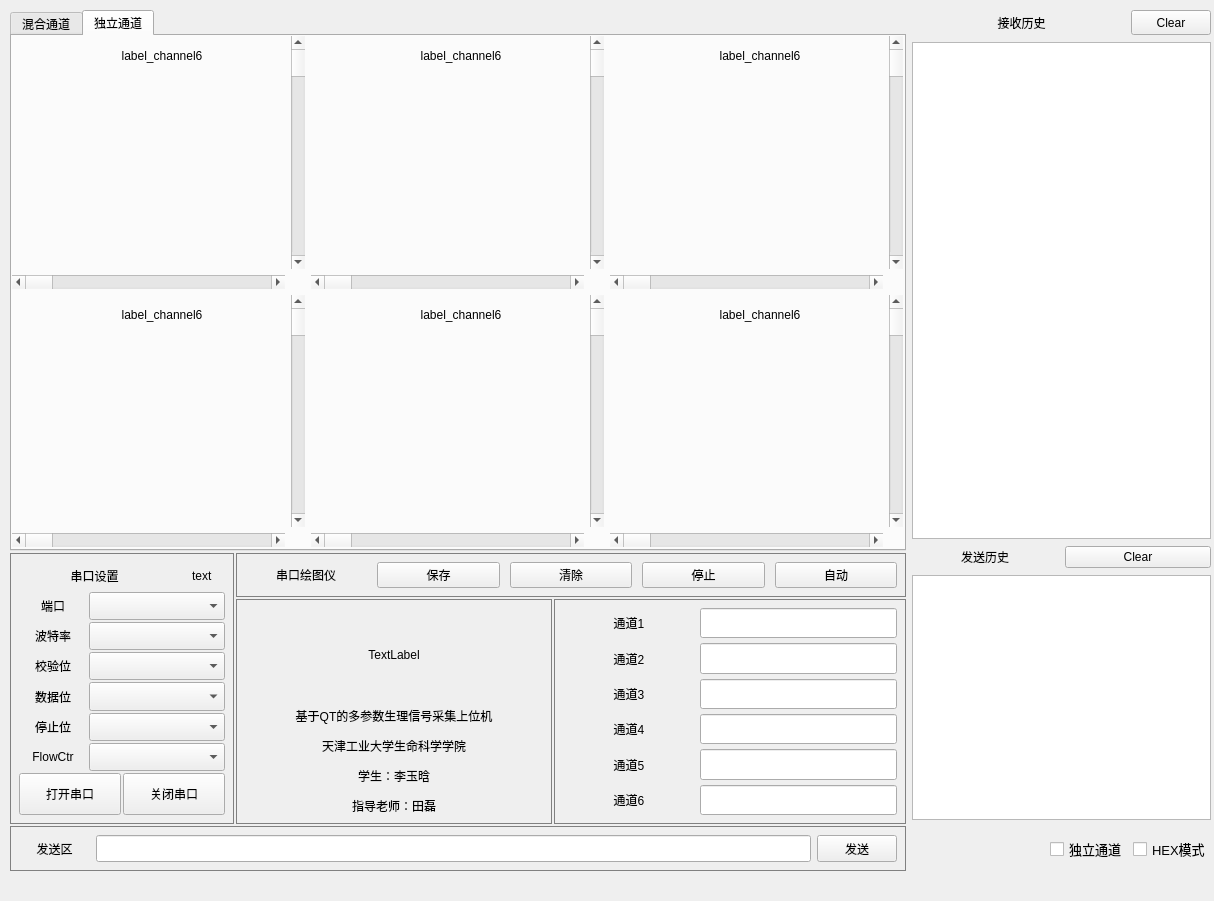
huanyuai/SKYserialtool, file mainwindow.ui: the form before one commit.
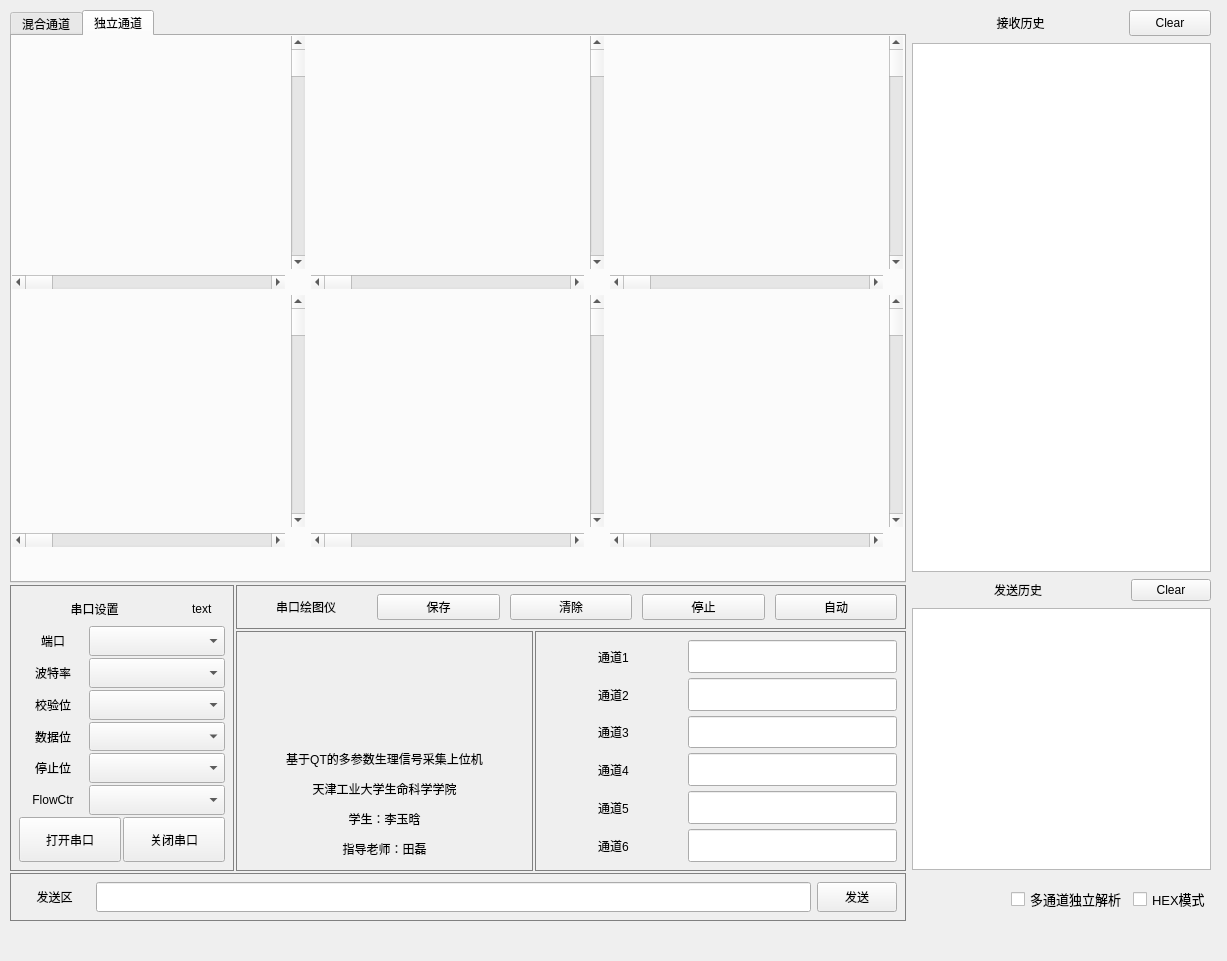
The form after the commit. The open tabs and pages were chosen to show the change. Icons and pictures are not drawn. Custom widgets are drawn as their Qt base class.

Commit message: 老实了，通宵捣鼓12个小时，终于把独立通道解析写好了

```diff
--- a/mainwindow.ui
+++ b/mainwindow.ui
@@ -6,8 +6,8 @@
    <rect>
     <x>0</x>
     <y>0</y>
-    <width>1214</width>
-    <height>901</height>
+    <width>1227</width>
+    <height>961</height>
    </rect>
   </property>
   <property name="sizePolicy">
@@ -38,7 +38,7 @@
       <x>10</x>
       <y>10</y>
       <width>1201</width>
-      <height>861</height>
+      <height>911</height>
      </rect>
     </property>
     <layout class="QHBoxLayout" name="horizontalLayout_15" stretch="3,1">
@@ -135,22 +135,6 @@
                       <verstretch>0</verstretch>
                      </sizepolicy>
                     </property>
-                    <widget class="QLabel" name="label_channel_1">
-                     <property name="geometry">
-                      <rect>
-                       <x>100</x>
-                       <y>10</y>
-                       <width>100</width>
-                       <height>20</height>
-                      </rect>
-                     </property>
-                     <property name="text">
-                      <string>label_channel6</string>
-                     </property>
-                     <property name="alignment">
-                      <set>Qt::AlignmentFlag::AlignCenter</set>
-                     </property>
-                    </widget>
                    </widget>
                   </item>
                  </layout>
@@ -179,22 +163,6 @@
                       <verstretch>0</verstretch>
                      </sizepolicy>
                     </property>
-                    <widget class="QLabel" name="label_channel_2">
-                     <property name="geometry">
-                      <rect>
-                       <x>100</x>
-                       <y>10</y>
-                       <width>100</width>
-                       <height>20</height>
-                      </rect>
-                     </property>
-                     <property name="text">
-                      <string>label_channel6</string>
-                     </property>
-                     <property name="alignment">
-                      <set>Qt::AlignmentFlag::AlignCenter</set>
-                     </property>
-                    </widget>
                    </widget>
                   </item>
                  </layout>
@@ -223,22 +191,6 @@
                       <verstretch>0</verstretch>
                      </sizepolicy>
                     </property>
-                    <widget class="QLabel" name="label_channel_3">
-                     <property name="geometry">
-                      <rect>
-                       <x>100</x>
-                       <y>10</y>
-                       <width>100</width>
-                       <height>20</height>
-                      </rect>
-                     </property>
-                     <property name="text">
-                      <string>label_channel6</string>
-                     </property>
-                     <property name="alignment">
-                      <set>Qt::AlignmentFlag::AlignCenter</set>
-                     </property>
-                    </widget>
                    </widget>
                   </item>
                  </layout>
@@ -271,22 +223,6 @@
                       <verstretch>0</verstretch>
                      </sizepolicy>
                     </property>
-                    <widget class="QLabel" name="label_channel_4">
-                     <property name="geometry">
-                      <rect>
-                       <x>100</x>
-                       <y>10</y>
-                       <width>100</width>
-                       <height>20</height>
-                      </rect>
-                     </property>
-                     <property name="text">
-                      <string>label_channel6</string>
-                     </property>
-                     <property name="alignment">
-                      <set>Qt::AlignmentFlag::AlignCenter</set>
-                     </property>
-                    </widget>
                    </widget>
                   </item>
                  </layout>
@@ -315,22 +251,6 @@
                       <verstretch>0</verstretch>
                      </sizepolicy>
                     </property>
-                    <widget class="QLabel" name="label_channel_5">
-                     <property name="geometry">
-                      <rect>
-                       <x>100</x>
-                       <y>10</y>
-                       <width>100</width>
-                       <height>20</height>
-                      </rect>
-                     </property>
-                     <property name="text">
-                      <string>label_channel6</string>
-                     </property>
-                     <property name="alignment">
-                      <set>Qt::AlignmentFlag::AlignCenter</set>
-                     </property>
-                    </widget>
                    </widget>
                   </item>
                  </layout>
@@ -359,22 +279,6 @@
                       <verstretch>0</verstretch>
                      </sizepolicy>
                     </property>
-                    <widget class="QLabel" name="label_channel_6">
-                     <property name="geometry">
-                      <rect>
-                       <x>100</x>
-                       <y>10</y>
-                       <width>100</width>
-                       <height>20</height>
-                      </rect>
-                     </property>
-                     <property name="text">
-                      <string>label_channel6</string>
-                     </property>
-                     <property name="alignment">
-                      <set>Qt::AlignmentFlag::AlignCenter</set>
-                     </property>
-                    </widget>
                    </widget>
                   </item>
                  </layout>
@@ -820,7 +724,7 @@
               </widget>
              </item>
              <item>
-              <layout class="QHBoxLayout" name="horizontalLayout_13" stretch="90,100">
+              <layout class="QHBoxLayout" name="horizontalLayout_13" stretch="80,100">
                <item>
                 <widget class="QWidget" name="QW_logo" native="true">
                  <property name="styleSheet">
@@ -830,19 +734,28 @@
                   <item>
                    <widget class="QLabel" name="schoolimg">
                     <property name="sizePolicy">
-                     <sizepolicy hsizetype="Maximum" vsizetype="Maximum">
+                     <sizepolicy hsizetype="Preferred" vsizetype="Preferred">
                       <horstretch>0</horstretch>
                       <verstretch>0</verstretch>
                      </sizepolicy>
                     </property>
                     <property name="maximumSize">
                      <size>
-                      <width>764</width>
-                      <height>321</height>
+                      <width>268</width>
+                      <height>100</height>
                      </size>
                     </property>
+                    <property name="layoutDirection">
+                     <enum>Qt::LayoutDirection::LeftToRight</enum>
+                    </property>
                     <property name="text">
-                     <string>TextLabel</string>
+                     <string/>
+                    </property>
+                    <property name="pixmap">
+                     <pixmap resource="icons.qrc">:/icons/icons/sky.jpg</pixmap>
+                    </property>
+                    <property name="scaledContents">
+                     <bool>true</bool>
                     </property>
                     <property name="alignment">
                      <set>Qt::AlignmentFlag::AlignCenter</set>
@@ -852,15 +765,15 @@
                   <item>
                    <widget class="QLabel" name="label_9">
                     <property name="sizePolicy">
-                     <sizepolicy hsizetype="Maximum" vsizetype="Maximum">
+                     <sizepolicy hsizetype="Preferred" vsizetype="Preferred">
                       <horstretch>0</horstretch>
                       <verstretch>0</verstretch>
                      </sizepolicy>
                     </property>
                     <property name="maximumSize">
                      <size>
-                      <width>764</width>
-                      <height>321</height>
+                      <width>760</width>
+                      <height>317</height>
                      </size>
                     </property>
                     <property name="text">
@@ -1086,7 +999,7 @@
           <item>
            <widget class="QLineEdit" name="lineEdit_serialSend">
             <property name="sizePolicy">
-             <sizepolicy hsizetype="Expanding" vsizetype="Preferred">
+             <sizepolicy hsizetype="Preferred" vsizetype="Preferred">
               <horstretch>10</horstretch>
               <verstretch>0</verstretch>
              </sizepolicy>
@@ -1120,7 +1033,7 @@
         <number>9</number>
        </property>
        <item>
-        <layout class="QHBoxLayout" name="horizontalLayout_4">
+        <layout class="QHBoxLayout" name="horizontalLayout_4" stretch="8,3">
          <property name="spacing">
           <number>0</number>
          </property>
@@ -1173,7 +1086,7 @@
        <item>
         <layout class="QVBoxLayout" name="verticalLayout_6">
          <item>
-          <layout class="QHBoxLayout" name="horizontalLayout_11">
+          <layout class="QHBoxLayout" name="horizontalLayout_11" stretch="8,3">
            <item>
             <widget class="QLabel" name="label_send_history">
              <property name="sizePolicy">
@@ -1264,7 +1177,7 @@
             <enum>Qt::LayoutDirection::LeftToRight</enum>
            </property>
            <property name="text">
-            <string>独立通道</string>
+            <string>多通道独立解析</string>
            </property>
           </widget>
          </item>
```
Left out of the diff: 12 changed lines with no effect on the pictures. The commit also changes 18 other files.
